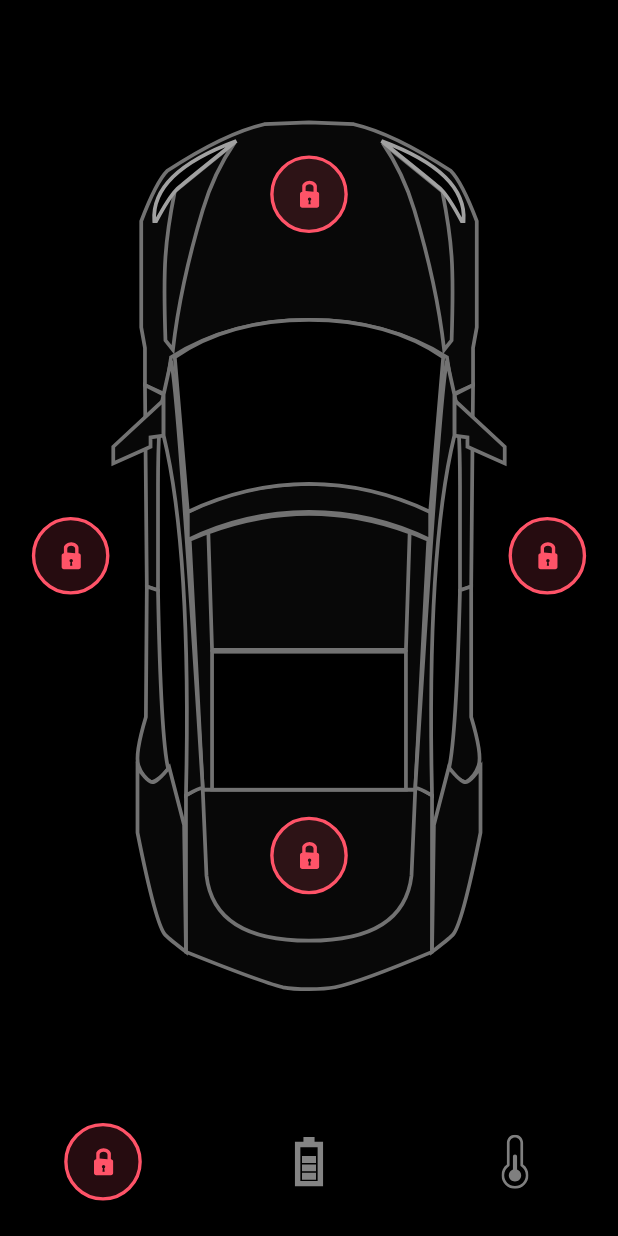
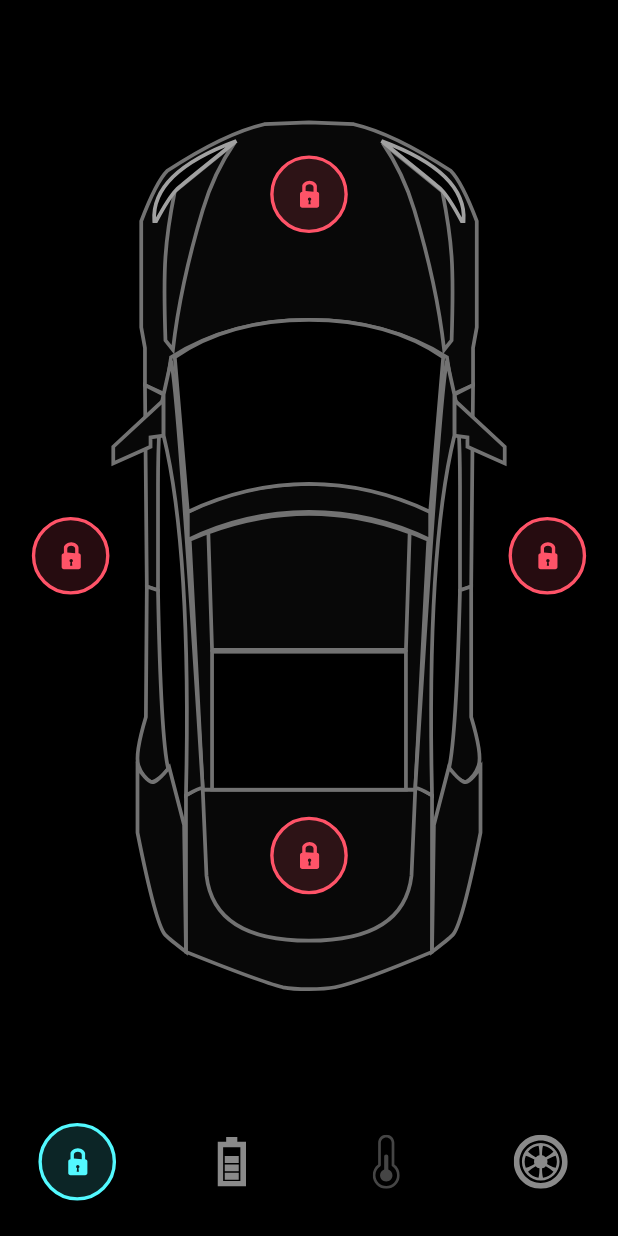
Before and after one commit to iamthejahid/mimic-of-flutter-way, a Flutter app: the screen it shows after launch, on a phone screen of 412 x 824 dp. Run offline on Flutter 3.47's test engine with Material 2 defaults, Android fonts, the light colour scheme and no system bars; our stand-ins replace flutter_svg, form_field_validator.

Commit message:
nav bar logiced

```diff
--- a/tesla/lib/controller/home_controller.dart
+++ b/tesla/lib/controller/home_controller.dart
@@ -1,6 +1,13 @@
 import 'package:flutter/cupertino.dart';
 
 class HomeController extends ChangeNotifier {
+  int selectedBottomTab = 0;
+
+  void onNaTindexChange(int index) {
+    selectedBottomTab = index;
+    notifyListeners();
+  }
+
   bool isRightDoorlocked = true;
   bool isLeftDoorlocked = true;
   bool isTopDoorlocked = true;
--- a/tesla/lib/screens/home_screens.dart
+++ b/tesla/lib/screens/home_screens.dart
@@ -15,7 +15,12 @@ class HomeScreen extends StatelessWidget {
         animation: _controller,
         builder: (context, snapshot) {
           return Scaffold(
-            bottomNavigationBar: const NavT(),
+            bottomNavigationBar: NavT(
+              onTap: (int index) {
+                _controller.onNaTindexChange(index);
+              },
+              selecteTab: 0,
+            ),
             body: SafeArea(
               child: LayoutBuilder(builder: (context, constrains) {
                 return Stack(
--- a/tesla/lib/screens/nav_t.dart
+++ b/tesla/lib/screens/nav_t.dart
@@ -1,29 +1,40 @@
 import 'package:flutter/material.dart';
 import 'package:flutter_svg/flutter_svg.dart';
+import 'package:tesla/constants/constants.dart';
 
 class NavT extends StatelessWidget {
   const NavT({
     Key? key,
+    required this.onTap,
+    required this.selecteTab,
   }) : super(key: key);
+
+  final int selecteTab;
+  final ValueChanged<int> onTap;
 
   @override
   Widget build(BuildContext context) {
     return BottomNavigationBar(
-      backgroundColor: Colors.black,
-      items: [
-        BottomNavigationBarItem(
-          icon: SvgPicture.asset("assets/icons/door_lock.svg"),
-          label: " ",
-        ),
-        BottomNavigationBarItem(
-          icon: SvgPicture.asset("assets/icons/Charge.svg"),
-          label: " ",
-        ),
-        BottomNavigationBarItem(
-          icon: SvgPicture.asset("assets/icons/Temp.svg"),
-          label: " ",
-        ),
-      ],
-    );
+        onTap: onTap,
+        currentIndex: selecteTab,
+        type: BottomNavigationBarType.fixed,
+        backgroundColor: Colors.black,
+        items: List.generate(
+          srcIcon.length,
+          (index) => BottomNavigationBarItem(
+            icon: SvgPicture.asset(
+              srcIcon[index],
+              color: index == selecteTab ? primaryColor : Colors.white54,
+            ),
+            label: " ",
+          ),
+        ));
   }
 }
+
+List<String> srcIcon = [
+  "assets/icons/door_lock.svg",
+  "assets/icons/Charge.svg",
+  "assets/icons/Temp.svg",
+  "assets/icons/Tyre.svg"
+];
```
